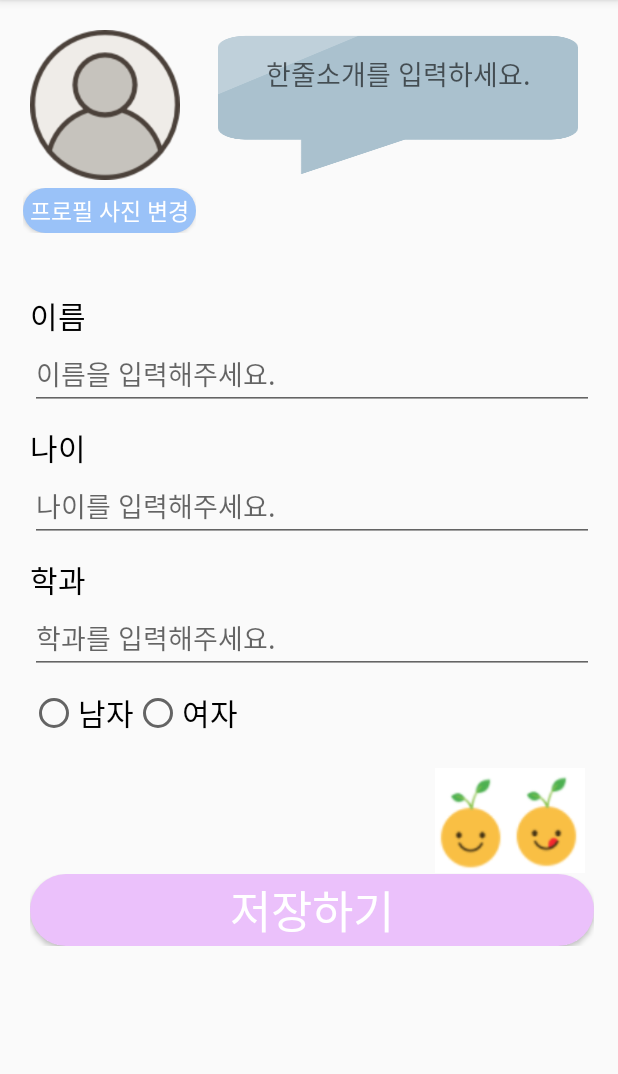
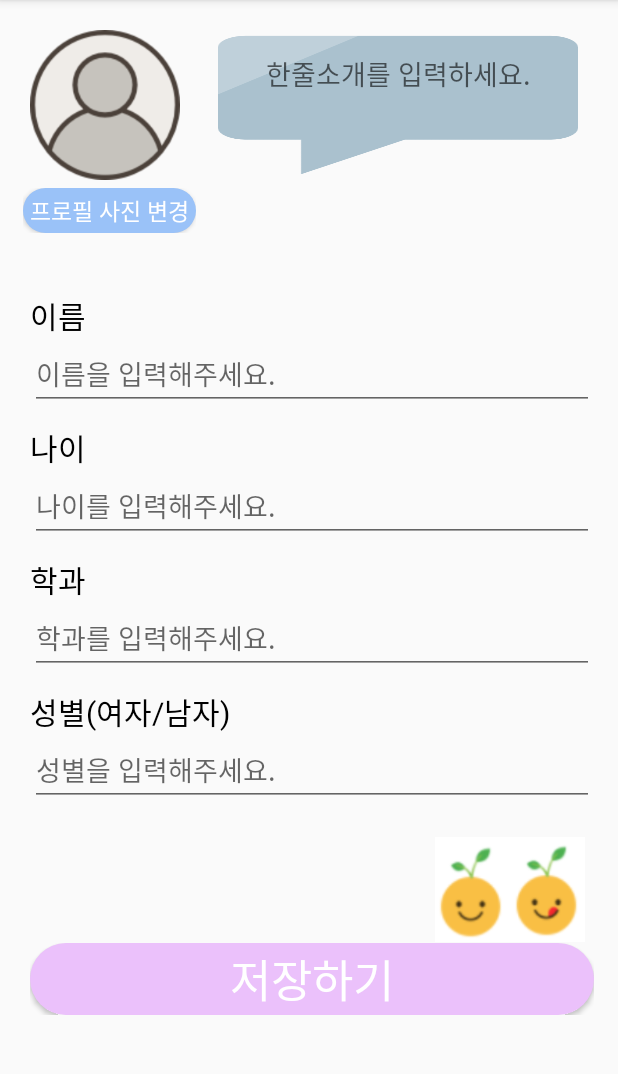
Before and after one commit to seoyeon08/ForSolo, an Android app: the ProfileActivity screen opened directly, with no data from a screen before it, on a phone screen of 412 x 824 dp, the part 84-1158 px from its top. Run offline under Robolectric (Android 15) with nearby library versions, the phone set to English and light mode, and no system bars; our stand-ins replace Firebase (no records; nobody signed in at launch, a user with empty details on screens opened directly), Picasso; pictures from the network do not load.

Commit message:
프로필 성별라디오버튼->텍스트로 수정

```diff
--- a/app/src/main/java/com/example/forsolo/findmate/activity/ProfileActivity.java
+++ b/app/src/main/java/com/example/forsolo/findmate/activity/ProfileActivity.java
@@ -24,6 +24,7 @@ import androidx.annotation.Nullable;
 import androidx.appcompat.app.AppCompatActivity;
 
 import com.example.forsolo.LoginActivity;
+import com.example.forsolo.MainActivity;
 import com.example.forsolo.SignUpActivity;
 import com.example.forsolo.UserInfo;
 import com.bumptech.glide.Glide;
@@ -48,6 +49,8 @@ import java.io.File;
 import java.io.FileInputStream;
 import java.io.FileNotFoundException;
 import java.io.InputStream;
+import java.text.SimpleDateFormat;
+import java.util.Date;
 
 import static com.example.forsolo.findmate.Util.INTENT_PATH;
 import static com.example.forsolo.findmate.Util.showToast;
@@ -80,45 +83,8 @@ public class ProfileActivity extends AppCompatActivity{
         findViewById(R.id.picture).setOnClickListener(onClickListener);
         findViewById(R.id.gallery).setOnClickListener(onClickListener);
 
-        man=findViewById(R.id.man);
-        woman=findViewById(R.id.woman);
-
-        man.setChecked(Update("man"));
-        woman.setChecked(Update("woman"));
-
-        man.setOnCheckedChangeListener(new CompoundButton.OnCheckedChangeListener() {
-            @Override
-            public void onCheckedChanged(CompoundButton buttonView, boolean man_isChecked) {
-                SaveIntoSharedPrefs("man", man_isChecked);
-            }
-        });
-
-        woman.setOnCheckedChangeListener(new CompoundButton.OnCheckedChangeListener() {
-            @Override
-            public void onCheckedChanged(CompoundButton buttonView, boolean woman_isChecked) {
-
-                SaveIntoSharedPrefs("woman", woman_isChecked);
-            }
-        });
-
     }
 
-    private void SaveIntoSharedPrefs(String key, boolean value){
-        SharedPreferences sp = getSharedPreferences("gender", MODE_PRIVATE);
-        SharedPreferences.Editor editor = sp.edit();
-        editor.putBoolean(key, value);
-        editor.apply();
-    }
-
-    private boolean Update(String key){
-        SharedPreferences sp = getSharedPreferences("gender", MODE_PRIVATE);
-        return sp.getBoolean(key, false);
-    }
-
-    public void onBackPresserd(){
-        super.onBackPressed();
-        finish();
-    }
     public void clickBtn(View view) {
         //프로필 이미지 선택하도록 Gallery 앱 실행
         Intent intent= new Intent(Intent.ACTION_PICK);
@@ -148,13 +114,33 @@ public class ProfileActivity extends AppCompatActivity{
 
                     //Picasso 라이브러리는 퍼미션 없어도 됨.
                     Picasso.get().load(uri).into(profileImageView);
-
                     //변경된 이미지가 있다.
-                    isChanged=true;
+                    clickUpload(profileImageView);
                 }
                 break;
             }
         }
+    }
+
+    public void clickUpload(View view){
+        FirebaseStorage firebaseStorage = FirebaseStorage.getInstance();
+
+        //2. 업로드할 파일의 node를 참조하는 객체
+        //파일 명이 중복되지 않도록 날짜를 이용
+        SimpleDateFormat sdf= new SimpleDateFormat("yyyyMMddhhmmss");
+        String filename= sdf.format(new Date())+ ".png";//현재 시간으로 파일명 지정 20191023142634
+        //원래 확장자는 파일의 실제 확장자를 얻어와서 사용해야함. 그러려면 이미지의 절대 주소를 구해야함.
+
+        StorageReference imgRef= firebaseStorage.getReference("users/"+filename);
+        //users라는 폴더가 없으면 자동 생성
+
+        //참조 객체를 통해 이미지 파일 업로드
+        // imgRef.putFile(imgUri);
+        //업로드 결과를 받고 싶다면..
+        UploadTask uploadTask =imgRef.putFile(uri);
+
+        //업로드한 파일의 경로를 firebaseDB에 저장하면 게시판 같은 앱도 구현할 수 있음.
+
     }
 
     View.OnClickListener onClickListener = new View.OnClickListener() {
@@ -175,8 +161,6 @@ public class ProfileActivity extends AppCompatActivity{
                     break;
                 case R.id.gallery:
                     clickBtn(profileImageView);
-
-
                     //myStartActivity(GalleryActivity.class);
                    break;
             }
@@ -188,9 +172,9 @@ public class ProfileActivity extends AppCompatActivity{
         final String major = ((EditText) findViewById(R.id.majorEditText)).getText().toString();
         final String age = ((EditText) findViewById(R.id.ageEditText)).getText().toString();
         final String Intro = ((EditText) findViewById(R.id.profile_intro)).getText().toString();
-        //final RadioGroup sex = ((RadioGroup) findViewById(R.id.add_sex));
+        final String gender = ((EditText) findViewById(R.id.gender)).getText().toString();
 
-        if(name.length()>0 && major.length()>1 && age.length()>1&&Intro.length()>0){
+        if(name.length()>0 && major.length()>1 && age.length()>1&&Intro.length()>0 &&gender.length()>1){
             //loaderLayout.setVisibility(View.VISIBLE);
             FirebaseStorage storage = FirebaseStorage.getInstance();
             StorageReference storageRef = storage.getReference();
@@ -198,7 +182,7 @@ public class ProfileActivity extends AppCompatActivity{
             final StorageReference mountainImageRef = storageRef.child("users/" + user.getUid() + "/profileImage.jpg");
 
             if (profilePath == null) {
-                UserInfo userInfo = new UserInfo(name, age, major, Intro);
+                UserInfo userInfo = new UserInfo(name, age, major, Intro, gender);
                 storeUploader(userInfo);
             } else {
                 try {
@@ -218,7 +202,8 @@ public class ProfileActivity extends AppCompatActivity{
                             if (task.isSuccessful()) {
                                 Uri downloadUri = task.getResult();
 
-                                UserInfo userInfo = new UserInfo(name, age,major,Intro,downloadUri.toString());
+
+                                UserInfo userInfo = new UserInfo(name, age,major,Intro,gender,downloadUri.toString());
                                 storeUploader(userInfo);
                             } else {
                                 Toast.makeText(ProfileActivity.this, "회원정보를 보내는데 실패하였습니다.", Toast.LENGTH_SHORT).show();
--- a/app/src/main/res/layout/activity_profile.xml
+++ b/app/src/main/res/layout/activity_profile.xml
@@ -136,29 +136,20 @@
             android:layout_height="wrap_content"
             android:hint="학과를 입력해주세요." />
 
-        <RadioGroup
+        <TextView
+            android:layout_width="match_parent"
+            android:layout_height="wrap_content"
+            android:paddingTop="10dp"
+            android:text="성별(여자/남자)"
+            android:textColor="#000000"
+            android:textSize="20dp"></TextView>
+
+        <EditText
             android:id="@+id/gender"
-            android:layout_width="wrap_content"
+            android:layout_width="match_parent"
             android:layout_height="wrap_content"
-            android:layout_marginTop="10dp"
-            android:orientation="horizontal">
+            android:hint="성별을 입력해주세요." />
 
-            <RadioButton
-                android:id="@+id/man"
-                android:layout_width="wrap_content"
-                android:layout_height="wrap_content"
-                android:text="남자"
-                android:textColor="#000000"
-                android:textSize="20dp" />
-
-            <RadioButton
-                android:id="@+id/woman"
-                android:layout_width="wrap_content"
-                android:layout_height="wrap_content"
-                android:text="여자"
-                android:textColor="#000000"
-                android:textSize="20dp"></RadioButton>
-        </RadioGroup>
 
         <ImageView
             android:layout_width="100dp"
```
Also changed, not shown: app/src/main/java/com/example/forsolo/UserInfo.java (+14 -3 lines), app/src/main/java/com/example/forsolo/findmate/fragment/ProfileFragment.java (+2 -23 lines), app/src/main/res/layout/fragment_profile.xml (+12 -21 lines).
